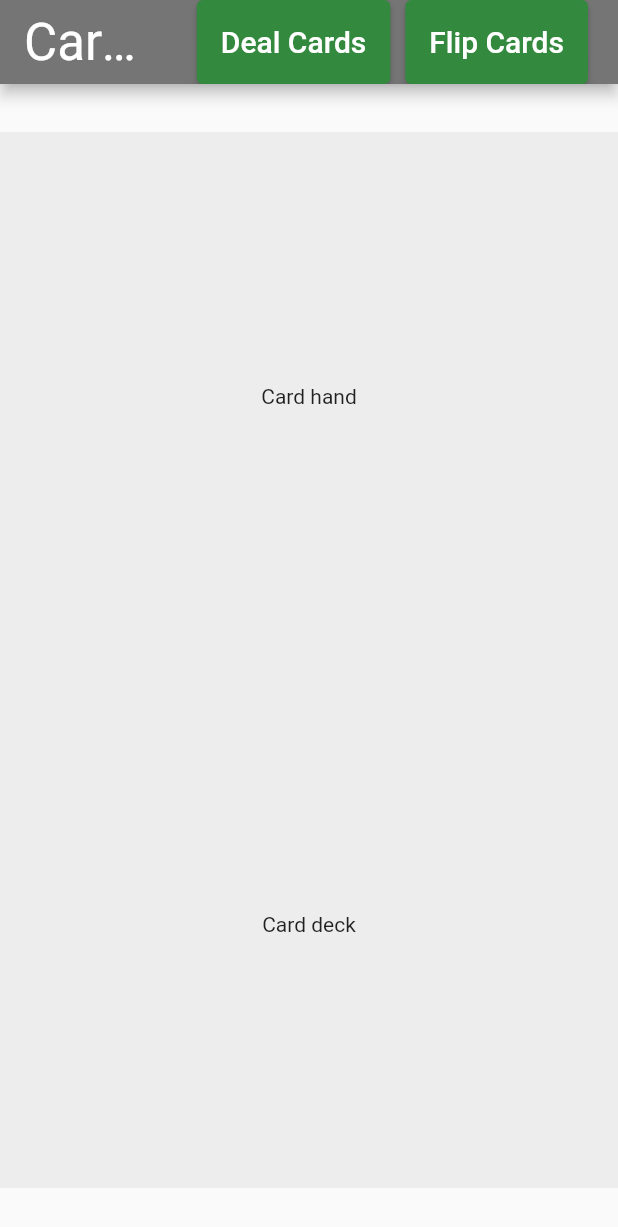
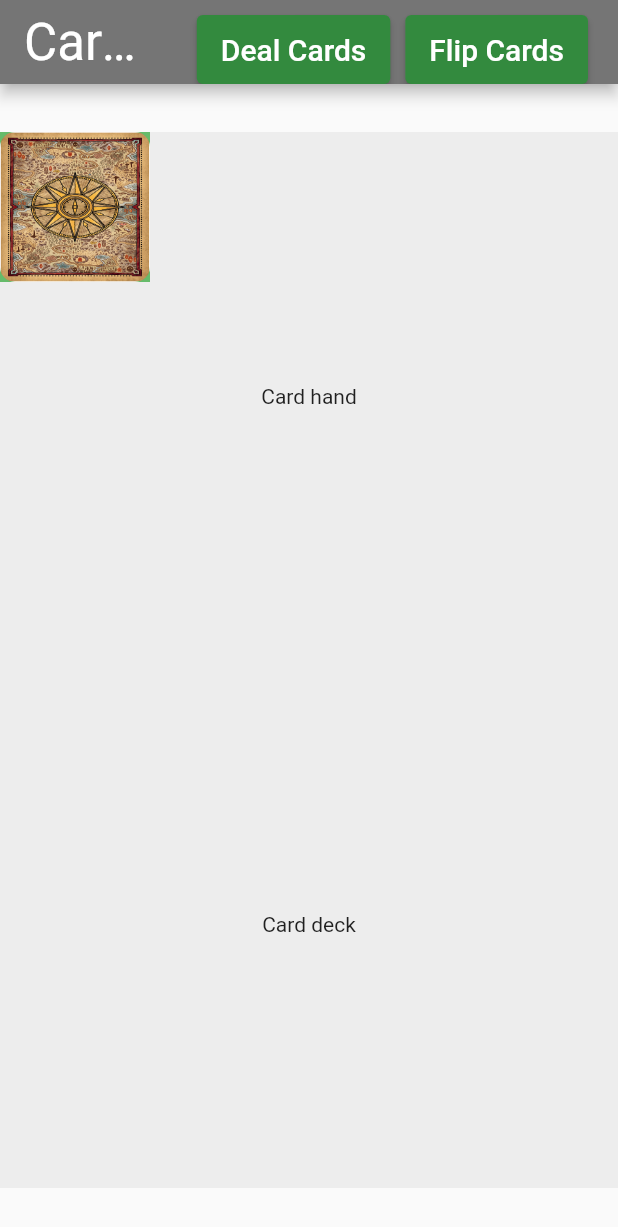
Before and after one commit to alienspaces/flutter-bloc-card-flip, a Flutter app: the screen it shows after launch, on a phone screen of 412 x 824 dp. Shown: the top 1227 px of the screen. Run offline on Flutter 3.47's test engine with Material 2 defaults, Android fonts, the phone set to English and light mode, and no system bars; drawn by our look-alikes of flip_card; our stand-ins replace bloc, equatable, flutter_bloc.

Commit message:
Minor progress on dealer screen

```diff
--- a/lib/header.dart
+++ b/lib/header.dart
@@ -13,7 +13,7 @@ AppBar header(BuildContext context, NavigationCallbacks callbacks) {
     ),
     actions: [
       Container(
-        padding: EdgeInsets.fromLTRB(20, 0, 5, 0),
+        padding: EdgeInsets.fromLTRB(20, 10, 5, 0),
         child: ElevatedButton(
           onPressed: callbacks.openDealPage,
           style: ElevatedButton.styleFrom(
@@ -30,7 +30,7 @@ AppBar header(BuildContext context, NavigationCallbacks callbacks) {
         ),
       ),
       Container(
-        padding: EdgeInsets.fromLTRB(5, 0, 20, 0),
+        padding: EdgeInsets.fromLTRB(5, 10, 20, 0),
         child: ElevatedButton(
           onPressed: callbacks.openBoardPage,
           style: ElevatedButton.styleFrom(
--- /dev/null
+++ b/lib/widgets/card_deal/card.dart
@@ -0,0 +1,107 @@
+import 'package:flip_card/flip_card_controller.dart';
+import 'package:flip_card/flip_card.dart';
+import 'package:flutter_bloc/flutter_bloc.dart';
+import 'package:flutter/material.dart';
+
+// Application packages
+import 'package:flutter_bloc_exploration/logger.dart';
+import 'package:flutter_bloc_exploration/cubit/card_cubit.dart';
+
+class CardWidget extends StatefulWidget {
+  CardWidget({
+    Key? key,
+  }) : super(key: key);
+
+  @override
+  _CardWidgetState createState() => _CardWidgetState();
+}
+
+class _CardWidgetState extends State<CardWidget> {
+  FlipCardController? controller;
+
+  @override
+  void initState() {
+    controller = FlipCardController();
+    super.initState();
+  }
+
+  // getCardFrontImage returns the asset image for the puzzle card
+  Image getCardFrontImage() {
+    return Image.asset(
+      'assets/images/flipped.png',
+      fit: BoxFit.fill,
+    );
+  }
+
+  // getCardBackImage returns the asset image for the puzzle card back
+  Image getCardBackImage() {
+    return Image.asset(
+      'assets/images/unflipped.png',
+      fit: BoxFit.fill,
+    );
+  }
+
+  void _onChange(BuildContext context, CardState state) {
+    final log = getLogger('CardWidget - _onChange');
+    log.info('Changed!');
+  }
+
+  void _onTap(BuildContext context, CardState state) {
+    final log = getLogger('FlipCardButtonWidget - flipCard');
+    log.info('Pressed flip >$state<');
+    if (state is CardUnflipped || state is CardInitial) {
+      final cardCubit = BlocProvider.of<CardCubit>(context);
+      cardCubit.flipCard();
+    }
+  }
+
+  @override
+  Widget build(BuildContext context) {
+    final log = getLogger('CardWidget - build');
+    log.info('Building..');
+
+    return Container(
+      child: MouseRegion(
+        child: GestureDetector(
+          onTap: () => null,
+          child: FlipCard(
+            flipOnTouch: false,
+            front: Stack(
+              fit: StackFit.expand,
+              children: <Widget>[
+                Container(
+                  child: ClipRRect(
+                    borderRadius: BorderRadius.all(Radius.circular(10)),
+                    child: getCardBackImage(),
+                  ),
+                ),
+              ],
+            ),
+            back: Stack(
+              fit: StackFit.expand,
+              children: <Widget>[
+                Container(
+                  child: ClipRRect(
+                    borderRadius: BorderRadius.all(Radius.circular(10)),
+                    child: getCardFrontImage(),
+                  ),
+                ),
+                Container(
+                  child: Positioned(
+                    right: 10,
+                    bottom: 4,
+                    child: Text(
+                      '',
+                      style: Theme.of(context).textTheme.headline4,
+                    ),
+                  ),
+                ),
+              ],
+            ),
+            controller: controller,
+          ),
+        ),
+      ),
+    );
+  }
+}
--- a/lib/widgets/card_deal/card_deal.dart
+++ b/lib/widgets/card_deal/card_deal.dart
@@ -4,6 +4,7 @@ import 'package:flutter/material.dart';
 import 'package:flutter_bloc_exploration/logger.dart';
 import 'package:flutter_bloc_exploration/widgets/card_deal/card_deck.dart';
 import 'package:flutter_bloc_exploration/widgets/card_deal/card_hand.dart';
+import 'package:flutter_bloc_exploration/widgets/card_deal/card.dart';
 
 // The card board lays out a board of cards
 class CardDealWidget extends StatefulWidget {
@@ -56,6 +57,17 @@ class _CardDealWidgetState extends State<CardDealWidget> {
                     child: CardDeckWidget(),
                   ),
                 ),
+                AnimatedPositioned(
+                  top: 0,
+                  duration: const Duration(seconds: 2),
+                  child: Container(
+                    color: Theme.of(context).colorScheme.secondary,
+                    width: 100,
+                    height: 100,
+                    alignment: Alignment.bottomCenter,
+                    child: CardWidget(),
+                  ),
+                )
               ],
             ),
           );
--- a/pubspec.yaml
+++ b/pubspec.yaml
@@ -1,5 +1,5 @@
 name: flutter_bloc_exploration
-description: A new Flutter project.
+description: Exploring Flutter Bloc.
 
 # The following line prevents the package from being accidentally published to
 # pub.dev using `pub publish`. This is preferred for private packages.
```
Also changed, not shown: 1 other file.
